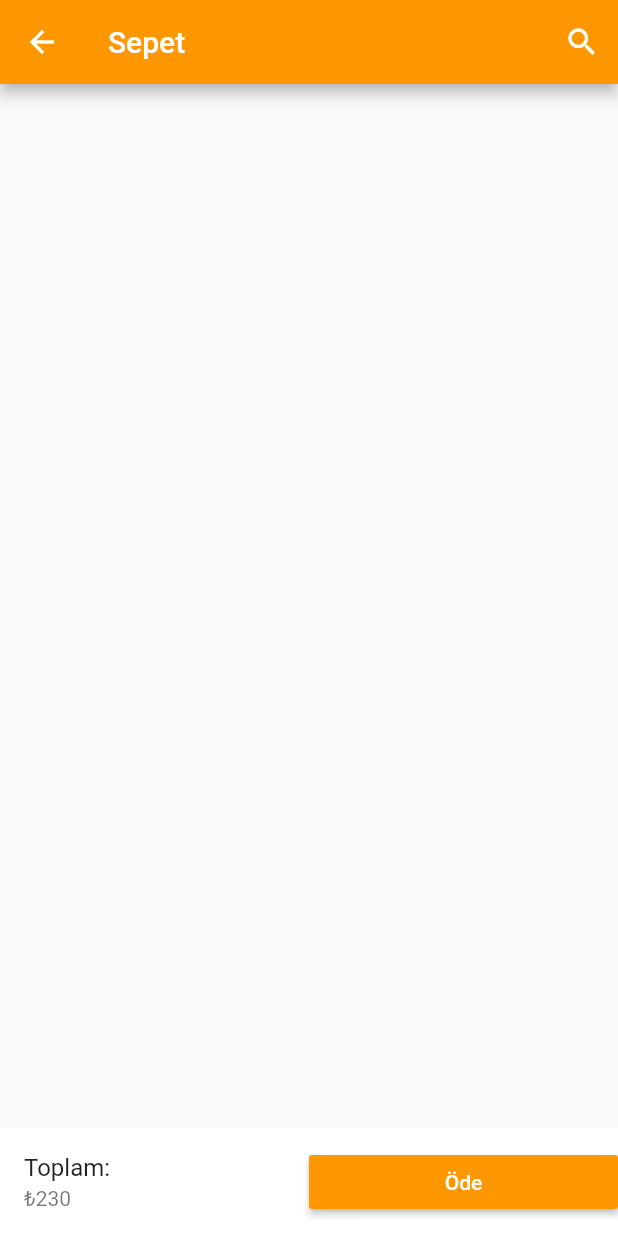
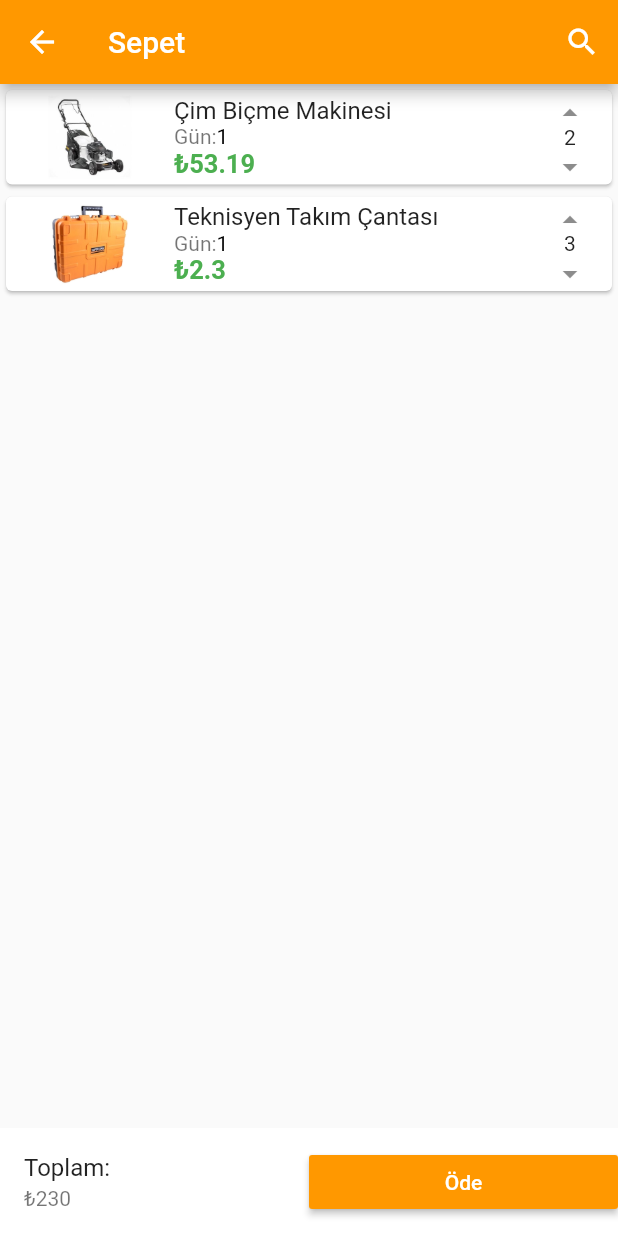
Before and after one commit to gkaynakk/ToolRentalApp, a Flutter app: the Cart screen opened directly, on a phone screen of 412 x 824 dp. Run offline on Flutter 3.47's test engine with Material 2 defaults, Android fonts, the phone set to English and light mode, and no system bars; our stand-ins replace carousel_pro.

Commit message:
completed shopping list and some minor change

```diff
--- /dev/null
+++ b/lib/components/cart_products.dart
@@ -0,0 +1,125 @@
+import "package:flutter/material.dart";
+
+class CartProducts extends StatefulWidget {
+  @override
+  _CartProductsState createState() => _CartProductsState();
+}
+
+class _CartProductsState extends State<CartProducts> {
+  var productsOnTheCart = [
+    {
+      "name": "Çim Biçme Makinesi",
+      "picture": "images/products/Alpina Benzinli Çim Biçme Makinesi.jpg",
+      "product_brand": "Alpina",
+      "rent_price": 53.19,
+      "adet": 2,
+      "gün": "1"
+    },
+    {
+      "name": "Teknisyen Takım Çantası ",
+      "picture": "images/products/Teknisyen Takım Çantası.jpg",
+      "product_brand": "Super-bag",
+      "rent_price": 2.3,
+      "adet": 3,
+      "gün": "1"
+    },
+  ];
+
+  @override
+  Widget build(BuildContext context) {
+    return new ListView.builder(
+        itemCount: productsOnTheCart.length,
+        itemBuilder: (context, index) {
+          return singleCartProduct(
+              cartProdName: productsOnTheCart[index]["name"],
+              cartProdBrand: productsOnTheCart[index]["product_brand"],
+              cartProdDay: productsOnTheCart[index]["gün"],
+              cartProdPicture: productsOnTheCart[index]["picture"],
+              cartProdQty: productsOnTheCart[index]["adet"],
+              cartProdRentPrice: productsOnTheCart[index]["rent_price"]);
+        });
+  }
+}
+
+class singleCartProduct extends StatelessWidget {
+  final cartProdName;
+  final cartProdPicture;
+  final cartProdRentPrice;
+  final cartProdQty;
+  final cartProdDay;
+  final cartProdBrand;
+
+  singleCartProduct(
+      {this.cartProdBrand,
+      this.cartProdDay,
+      this.cartProdName,
+      this.cartProdPicture,
+      this.cartProdQty,
+      this.cartProdRentPrice});
+
+  @override
+  Widget build(BuildContext context) {
+    return Card(
+      child: ListTile(
+        //=== LEADING SECTION ===
+        leading: new Image.asset(
+          cartProdPicture,
+          width: 80.0,
+          height: 80.0,
+        ),
+        //=== TITLE SECTION ===
+        title: new Text(cartProdName != null ? cartProdName : 'default value'),
+        //=== SUBTITLE SECTION ===
+        subtitle: new Column(
+          children: <Widget>[
+            //Row inside column
+            new Row(
+              children: <Widget>[
+                //This section is for the quantity
+                // Padding(
+                // padding: const EdgeInsets.all(0),
+                //child: new Text("Adet:"),
+                // ),
+                // Padding(
+                // padding: const EdgeInsets.all(4),
+                //child: new Text(
+                //cartProdQty,
+                //style: TextStyle(color: Colors.black),
+                //),
+                //),
+                //======= Rental Day =========
+                new Padding(
+                  padding: const EdgeInsets.fromLTRB(0, 0, 0, 0),
+                  child: new Text("Gün:"),
+                ),
+                Padding(
+                  padding: const EdgeInsets.all(0),
+                  child: new Text(
+                    cartProdDay,
+                    style: TextStyle(color: Colors.black),
+                  ),
+                )
+              ],
+            ),
+            //================ Rental Price ===========
+            new Container(
+              alignment: Alignment.topLeft,
+              child: new Text("\₺${cartProdRentPrice}",
+                  style: TextStyle(
+                      fontSize: 17,
+                      fontWeight: FontWeight.bold,
+                      color: Colors.green)),
+            )
+          ],
+        ),
+        trailing: new Column(
+          children: <Widget>[
+            Expanded(child: Icon(Icons.arrow_drop_up)),
+            new Text("${cartProdQty}"),
+            Expanded(child: Icon(Icons.arrow_drop_down)),
+          ],
+        ),
+      ),
+    );
+  }
+}
--- a/lib/components/products.dart
+++ b/lib/components/products.dart
@@ -137,7 +137,8 @@ class SingleProd extends StatelessWidget {
                           new Text(
                             "\₺${prodRentPrice}",
                             style: TextStyle(
-                                color: Colors.red, fontWeight: FontWeight.bold),
+                                color: Colors.green[700],
+                                fontWeight: FontWeight.bold),
                           )
                         ],
                       )),
--- a/lib/pages/cart.dart
+++ b/lib/pages/cart.dart
@@ -1,4 +1,7 @@
 import 'package:flutter/material.dart';
+
+//custom imports
+import 'package:avadanlik/components/cart_products.dart';
 
 class Cart extends StatefulWidget {
   @override
@@ -17,6 +20,7 @@ class _CartState extends State<Cart> {
               icon: Icon(Icons.search, color: Colors.white), onPressed: () {}),
         ],
       ),
+      body: new CartProducts(),
       bottomNavigationBar: new Container(
         color: Colors.white,
         child: Row(
--- a/lib/pages/productDetails.dart
+++ b/lib/pages/productDetails.dart
@@ -73,7 +73,7 @@ class _ProductDetailsState extends State<ProductDetails> {
                                       "\₺${widget.productDetailRentPrice}",
                               style: TextStyle(
                                   fontWeight: FontWeight.bold,
-                                  color: Colors.red))),
+                                  color: Colors.green[600]))),
                     ],
                   ),
                 ),
@@ -112,6 +112,8 @@ class _ProductDetailsState extends State<ProductDetails> {
                   child: Row(
                     children: <Widget>[
                       Expanded(child: new Text("Adet")),
+                      Expanded(child: new Icon(Icons.arrow_drop_down)),
+                      Expanded(child: new Text("Gün")),
                       Expanded(child: new Icon(Icons.arrow_drop_down)),
                     ],
                   ),
@@ -315,7 +317,8 @@ class SimilarSingleProd extends StatelessWidget {
                           new Text(
                             "\₺${prodRentPrice}",
                             style: TextStyle(
-                                color: Colors.red, fontWeight: FontWeight.bold),
+                                color: Colors.green[600],
+                                fontWeight: FontWeight.bold),
                           )
                         ],
                       )),
```
